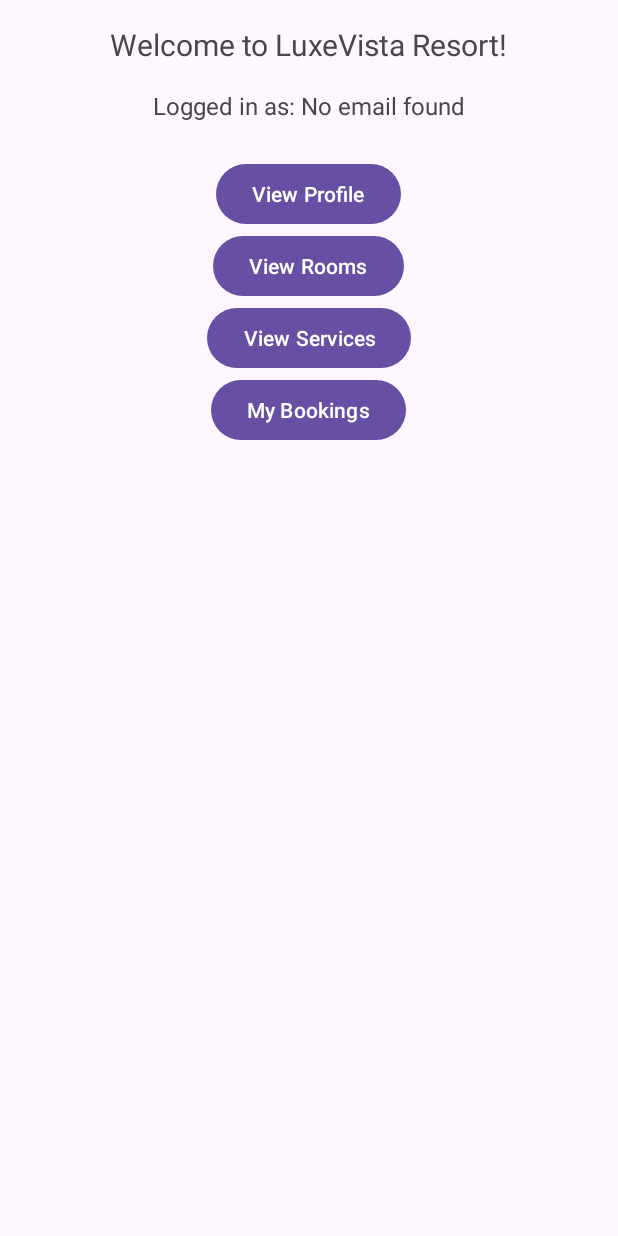
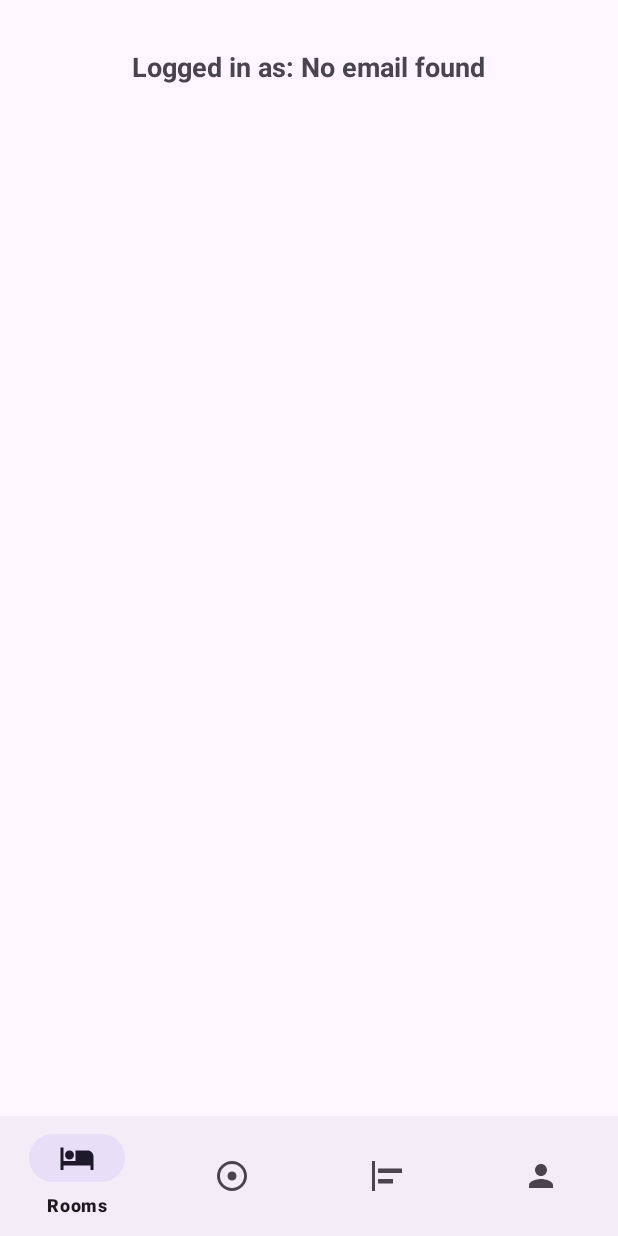
Before and after one commit to Hetti219/luxevista_resort, an Android app: the MainActivity screen opened directly, with no data from a screen before it, on a phone screen of 412 x 824 dp. Run offline under Robolectric (Android 15) with nearby library versions, the phone set to English and light mode, and no system bars.

Commit message:
Update home screen UI

```diff
--- a/app/src/main/java/com/example/luxevistaresort/MainActivity.java
+++ b/app/src/main/java/com/example/luxevistaresort/MainActivity.java
@@ -3,21 +3,17 @@ package com.example.luxevistaresort;
 import android.content.Intent;
 import android.content.SharedPreferences;
 import android.os.Bundle;
-import android.view.View;
-import android.widget.Button;
 import android.widget.TextView;
 
 import androidx.appcompat.app.AppCompatActivity;
 
+import com.google.android.material.bottomnavigation.BottomNavigationView;
+
 public class MainActivity extends AppCompatActivity {
 
     private TextView textViewLoggedInEmail;
-    private Button buttonProfile;
-    private Button buttonViewRooms;
-    private Button buttonViewServices; // Add this line
-    private Button buttonMyBookings; // Add this line
+    private BottomNavigationView bottomNavigationView;
     private SharedPreferences sharedPreferences;
-
 
     @Override
     protected void onCreate(Bundle savedInstanceState) {
@@ -25,53 +21,29 @@ public class MainActivity extends AppCompatActivity {
         setContentView(R.layout.activity_main);
 
         textViewLoggedInEmail = findViewById(R.id.textViewLoggedInEmail);
-        buttonProfile = findViewById(R.id.buttonProfile);
-        sharedPreferences = getSharedPreferences("user_data", MODE_PRIVATE);
-        buttonViewRooms = findViewById(R.id.buttonViewRooms);
-        buttonViewServices = findViewById(R.id.buttonViewServices); // Initialize the button
-        buttonMyBookings = findViewById(R.id.buttonMyBookings); // Initialize the button
+        bottomNavigationView = findViewById(R.id.bottomNavigationView);
+        sharedPreferences = getSharedPreferences("user_prefs", MODE_PRIVATE);
 
-        // Get the logged-in email from SharedPreferences
-        String loggedInEmail = sharedPreferences.getString("email", "No email found");
+        String loggedInEmail = sharedPreferences.getString("loggedInEmail", "No email found");
         textViewLoggedInEmail.setText("Logged in as: " + loggedInEmail);
 
-        // Set click listener for the View Profile button
-        buttonProfile.setOnClickListener(new View.OnClickListener() {
-            @Override
-            public void onClick(View v) {
-                Intent intent = new Intent(MainActivity.this, ProfileActivity.class);
+        bottomNavigationView.setOnItemSelectedListener(item -> {
+            Intent intent = null;
+            if (item.getItemId() == R.id.navigation_rooms) {
+                intent = new Intent(MainActivity.this, RoomListActivity.class);
+            } else if (item.getItemId() == R.id.navigation_services) {
+                intent = new Intent(MainActivity.this, ServiceListActivity.class);
+            } else if (item.getItemId() == R.id.navigation_bookings) {
+                intent = new Intent(MainActivity.this, MyBookingsActivity.class);
+            } else if (item.getItemId() == R.id.navigation_profile) {
+                intent = new Intent(MainActivity.this, ProfileActivity.class);
+            }
+
+            if (intent != null) {
                 startActivity(intent);
+                return true;
             }
-        });
-
-        // Set click listener for the View Rooms button
-        Button buttonViewRooms = findViewById(R.id.buttonViewRooms);
-        buttonViewRooms.setOnClickListener(new View.OnClickListener() {
-            @Override
-            public void onClick(View v) {
-                Intent intent = new Intent(MainActivity.this, RoomListActivity.class);
-                startActivity(intent);
-            }
-        });
-
-        // Set click listener for the View Services button
-        Button buttonViewServices = findViewById(R.id.buttonViewServices);
-        buttonViewServices.setOnClickListener(new View.OnClickListener() {
-            @Override
-            public void onClick(View v) {
-                Intent intent = new Intent(MainActivity.this, ServiceListActivity.class);
-                startActivity(intent);
-            }
-        });
-
-        // Set click listener for the My Bookings button
-        Button buttonMyBookings = findViewById(R.id.buttonMyBookings);
-        buttonMyBookings.setOnClickListener(new View.OnClickListener() {
-            @Override
-            public void onClick(View v) {
-                Intent intent = new Intent(MainActivity.this, MyBookingsActivity.class);
-                startActivity(intent);
-            }
+            return false;
         });
     }
 }
--- a/app/src/main/res/layout/activity_main.xml
+++ b/app/src/main/res/layout/activity_main.xml
@@ -1,47 +1,27 @@
 <?xml version="1.0" encoding="utf-8"?>
-<LinearLayout xmlns:android="http://schemas.android.com/apk/res/android"
+<RelativeLayout xmlns:android="http://schemas.android.com/apk/res/android"
+    xmlns:app="http://schemas.android.com/apk/res-auto"
+    xmlns:tools="http://schemas.android.com/tools"
     android:layout_width="match_parent"
     android:layout_height="match_parent"
-    android:gravity="center_horizontal"
-    android:orientation="vertical"
-    android:padding="16dp">
-
-    <TextView
-        android:layout_width="wrap_content"
-        android:layout_height="wrap_content"
-        android:layout_marginBottom="16dp"
-        android:text="Welcome to LuxeVista Resort!"
-        android:textSize="20sp" />
+    tools:context=".MainActivity">
 
     <TextView
         android:id="@+id/textViewLoggedInEmail"
         android:layout_width="wrap_content"
         android:layout_height="wrap_content"
-        android:layout_marginBottom="24dp"
-        android:textSize="16sp" />
+        android:layout_alignParentTop="true"
+        android:layout_centerHorizontal="true"
+        android:layout_marginTop="32dp"
+        android:text="Logged in as: user@example.com"
+        android:textSize="18sp"
+        android:textStyle="bold" />
 
-    <Button
-        android:id="@+id/buttonProfile"
-        android:layout_width="wrap_content"
+    <com.google.android.material.bottomnavigation.BottomNavigationView
+        android:id="@+id/bottomNavigationView"
+        android:layout_width="match_parent"
         android:layout_height="wrap_content"
-        android:text="View Profile" />
+        android:layout_alignParentBottom="true"
+        app:menu="@menu/bottom_navigation_menu" />
 
-    <Button
-        android:id="@+id/buttonViewRooms"
-        android:layout_width="wrap_content"
-        android:layout_height="wrap_content"
-        android:text="View Rooms" />
-
-    <Button
-        android:id="@+id/buttonViewServices"
-        android:layout_width="wrap_content"
-        android:layout_height="wrap_content"
-        android:text="View Services" />
-
-    <Button
-        android:id="@+id/buttonMyBookings"
-        android:layout_width="wrap_content"
-        android:layout_height="wrap_content"
-        android:text="My Bookings" />
-
-</LinearLayout>
+</RelativeLayout>
--- a/gradle/libs.versions.toml
+++ b/gradle/libs.versions.toml
@@ -7,8 +7,10 @@ appcompat = "1.6.1"
 material = "1.10.0"
 activity = "1.8.0"
 constraintlayout = "2.1.4"
+materialVersion = "1.12.0"
 
 [libraries]
+android-material = { module = "com.android.material:material", version.ref = "materialVersion" }
 junit = { group = "junit", name = "junit", version.ref = "junit" }
 ext-junit = { group = "androidx.test.ext", name = "junit", version.ref = "junitVersion" }
 espresso-core = { group = "androidx.test.espresso", name = "espresso-core", version.ref = "espressoCore" }
```
